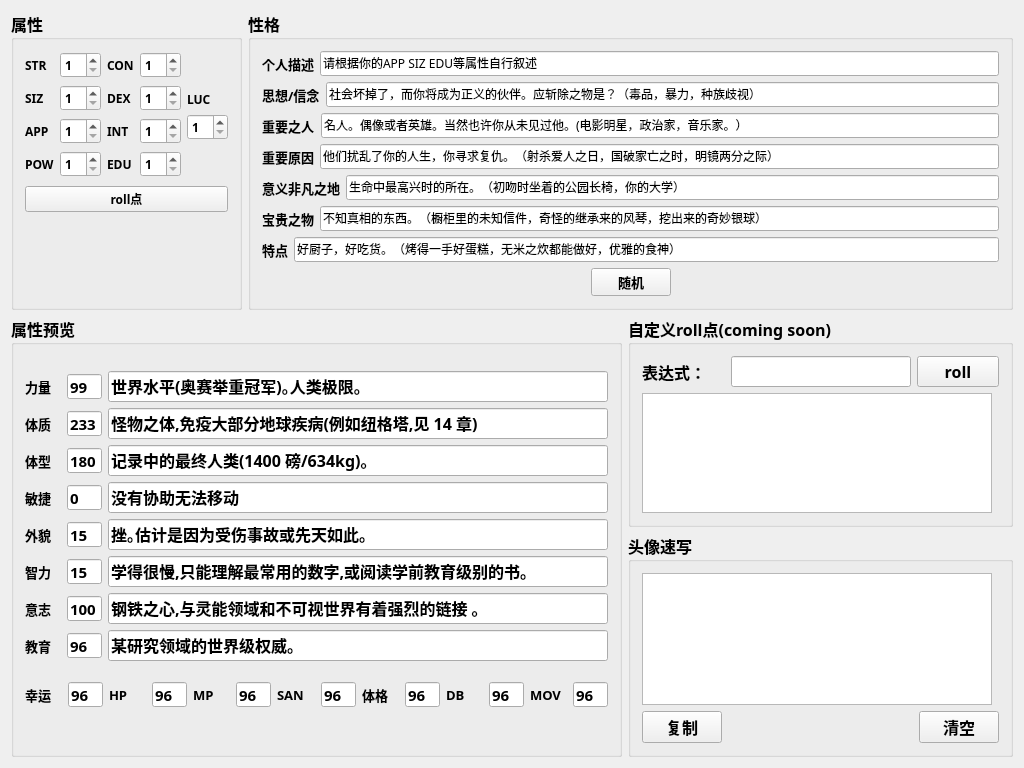
Qt form mainwindow.ui (damLeafsnow/COCRollTools) before a commit.
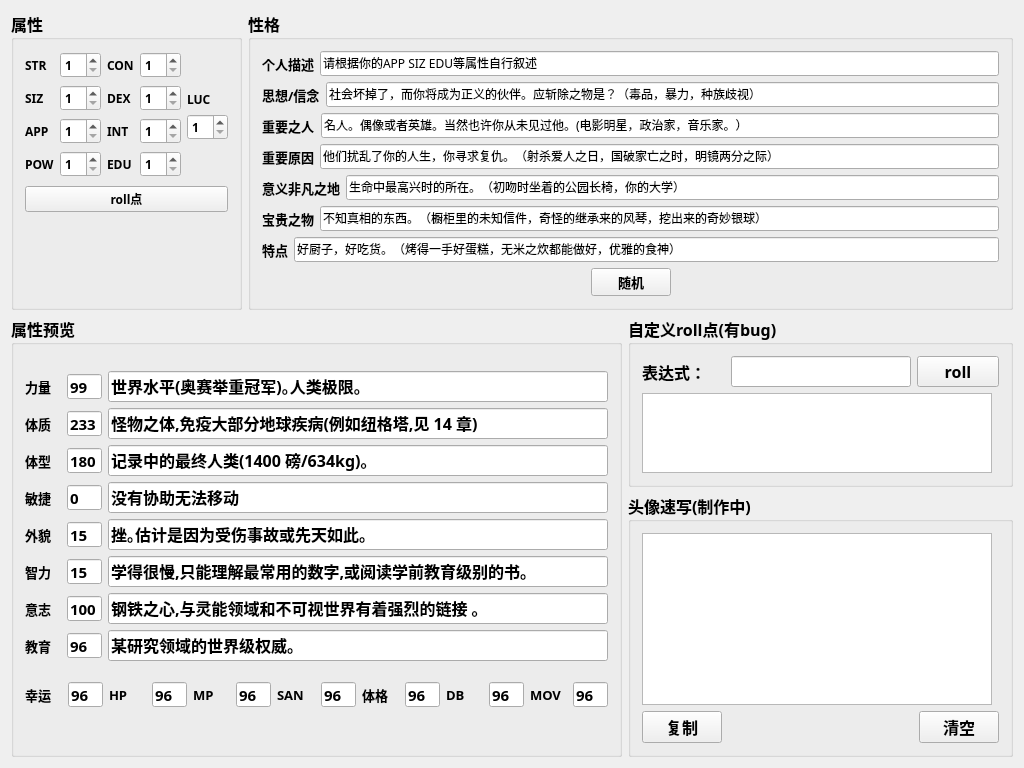
The same form after that commit. Icons and pictures are not drawn.

The edit to the form file:
```diff
--- a/mainwindow.ui
+++ b/mainwindow.ui
@@ -1875,7 +1875,7 @@
            <string notr="true">background-image:url(); </string>
           </property>
           <property name="title">
-           <string>自定义roll点(coming soon)</string>
+           <string>自定义roll点(有bug)</string>
           </property>
           <layout class="QVBoxLayout" name="verticalLayout_4">
            <item>
@@ -1937,13 +1937,13 @@
              <property name="minimumSize">
               <size>
                <width>350</width>
-               <height>120</height>
+               <height>80</height>
               </size>
              </property>
              <property name="maximumSize">
               <size>
                <width>350</width>
-               <height>120</height>
+               <height>80</height>
               </size>
              </property>
              <property name="font">
@@ -1982,7 +1982,7 @@
            <string notr="true">background-image:url(); </string>
           </property>
           <property name="title">
-           <string>头像速写</string>
+           <string>头像速写(制作中)</string>
           </property>
           <layout class="QVBoxLayout" name="verticalLayout_5">
            <item>
```
